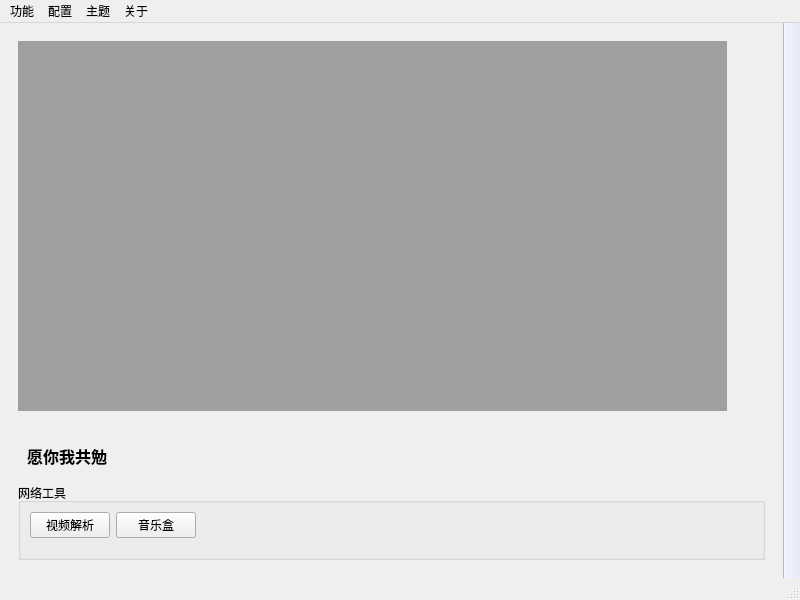
First picture: the form in app/mainwindow.ui, repository HuaPi2d/QtApplication, before the edit.
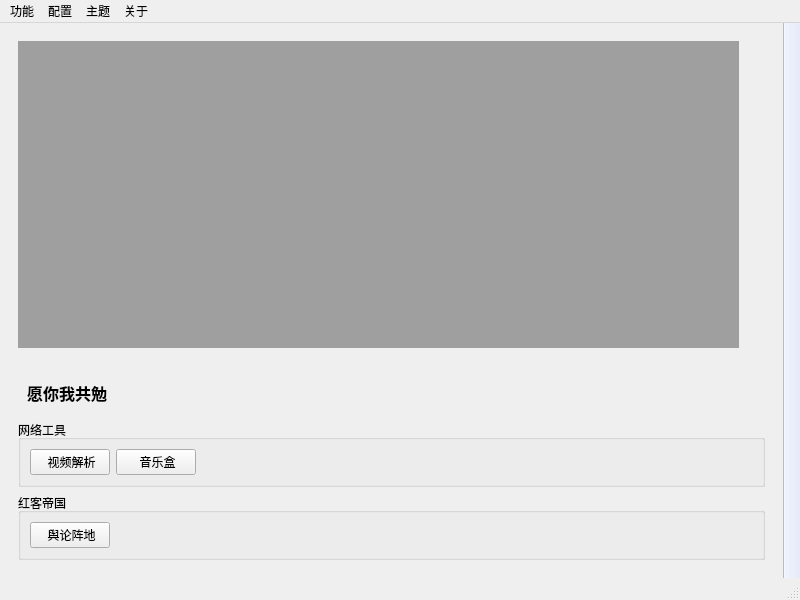
Second picture: the form after the edit. Icons and pictures are not drawn.

```diff
--- a/app/mainwindow.ui
+++ b/app/mainwindow.ui
@@ -39,6 +39,8 @@
            <property name="styleSheet">
             <string notr="true">QPushButton {
     border: none; 
+width: 10px;
+height:40px;
 }
 </string>
            </property>
@@ -49,6 +51,12 @@
             <iconset resource="resource.qrc">
              <normaloff>:/icon/resources/icons/leftLeft.svg</normaloff>:/icon/resources/icons/leftLeft.svg</iconset>
            </property>
+           <property name="iconSize">
+            <size>
+             <width>12</width>
+             <height>12</height>
+            </size>
+           </property>
           </widget>
          </item>
          <item>
@@ -157,7 +165,7 @@
           <item row="0" column="0">
            <widget class="QPushButton" name="video_pushButton">
             <property name="text">
-             <string>视频解析</string>
+             <string> 视频解析</string>
             </property>
             <property name="icon">
              <iconset resource="resource.qrc">
@@ -194,7 +202,7 @@
           <item row="0" column="1">
            <widget class="QPushButton" name="music_pushButton">
             <property name="text">
-             <string>音乐盒</string>
+             <string> 音乐盒</string>
             </property>
             <property name="icon">
              <iconset resource="resource.qrc">
@@ -205,6 +213,42 @@
          </layout>
         </widget>
        </item>
+       <item>
+        <widget class="QGroupBox" name="defend_groupBox">
+         <property name="title">
+          <string>红客帝国</string>
+         </property>
+         <layout class="QGridLayout" name="gridLayout_2">
+          <item row="0" column="0">
+           <widget class="QPushButton" name="commentPushButton">
+            <property name="toolTip">
+             <string>未来的寰宇，必是赤旗的天下</string>
+            </property>
+            <property name="text">
+             <string> 舆论阵地</string>
+            </property>
+            <property name="icon">
+             <iconset resource="resource.qrc">
+              <normaloff>:/icon/resources/icons/communist.svg</normaloff>:/icon/resources/icons/communist.svg</iconset>
+            </property>
+           </widget>
+          </item>
+          <item row="0" column="1">
+           <spacer name="horizontalSpacerOfDGB">
+            <property name="orientation">
+             <enum>Qt::Horizontal</enum>
+            </property>
+            <property name="sizeHint" stdset="0">
+             <size>
+              <width>40</width>
+              <height>20</height>
+             </size>
+            </property>
+           </spacer>
+          </item>
+         </layout>
+        </widget>
+       </item>
       </layout>
      </widget>
     </item>
```
Left out of the diff: 16 changed lines with no effect on the pictures.
